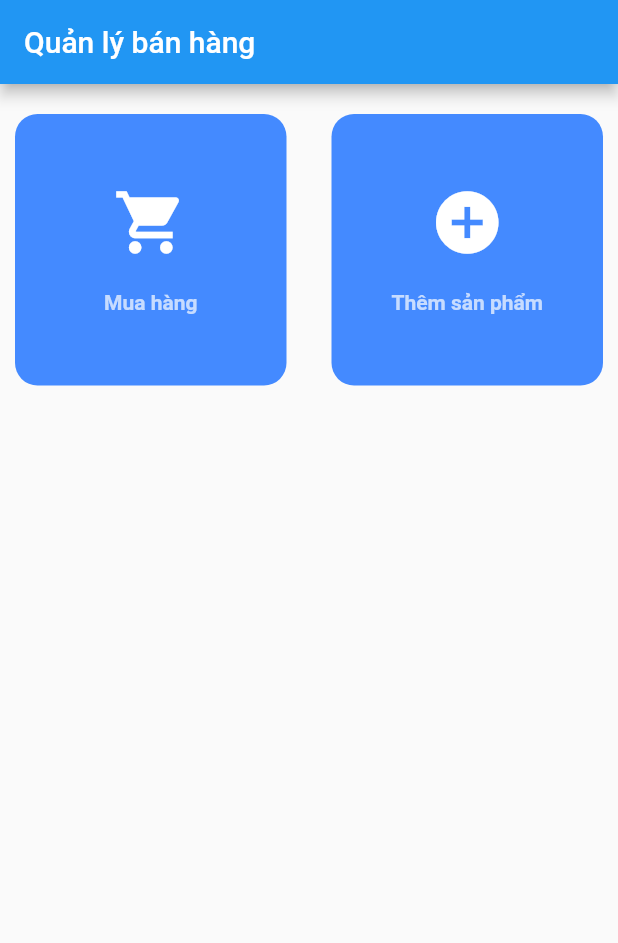
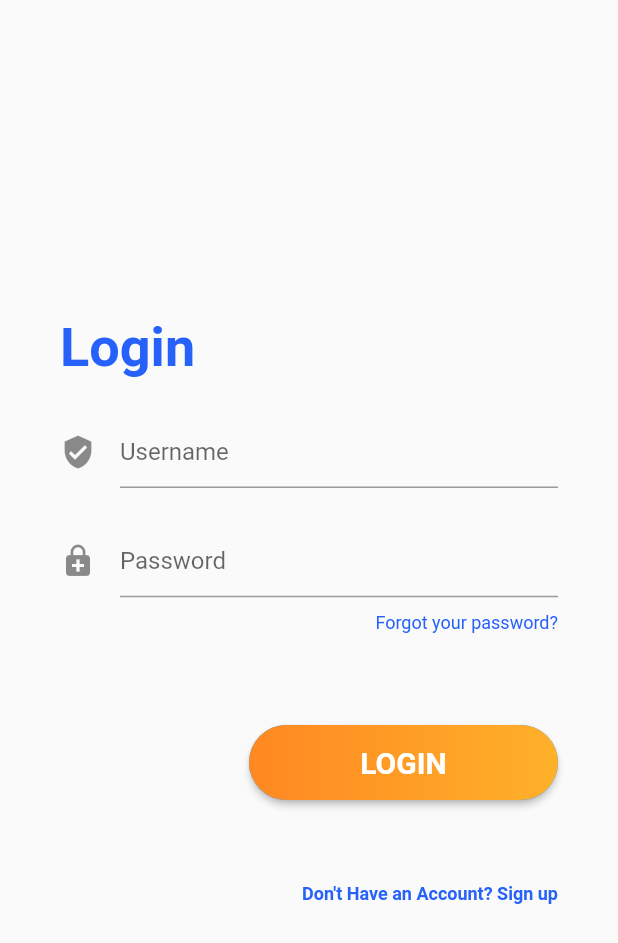
Before and after one commit to JrMasterno1/Store-Management, a Flutter app: the screen it shows after launch, on a phone screen of 412 x 824 dp. Shown: the top 943 px of the screen. Run offline on Flutter 3.47's test engine with Material 2 defaults, Android fonts, the phone set to English and light mode, and no system bars; our stand-ins replace cloud_firestore, firebase_auth, firebase_core, shared_preferences; accounts and stored records are empty.

Commit message:
multiple users

```diff
--- a/lib/Controller/storage_controlller.dart
+++ b/lib/Controller/storage_controlller.dart
@@ -3,16 +3,18 @@ import 'dart:convert';
 import 'dart:io';
 
 import 'package:cloud_firestore/cloud_firestore.dart';
-import 'package:path_provider/path_provider.dart';
 import 'package:price_management/Models/product.dart';
-import 'package:shared_preferences/shared_preferences.dart';
 
 class StorageController {
   final _products = <Product>[];
   String path = '';
+  static final StorageController _instance = StorageController._internal();
+  StorageController._internal();
+  factory StorageController(){
+    return _instance;
+  }
 
-
-  Future readPref() async {
+  Future readPref(String uid) async {
     // SharedPreferences pref = await SharedPreferences.getInstance();
     // String? content = pref.getString('products');
     // if(content != null){
@@ -27,7 +29,8 @@ class StorageController {
     CollectionReference collection = db.collection('store');
     QuerySnapshot snapshot = await collection.get();
     List<QueryDocumentSnapshot> list = snapshot.docs;
-    DocumentSnapshot document = list[0];
+    int index = list.indexWhere((element) => element.id == uid);
+    DocumentSnapshot document = list[index];
     String prods = document.get('products');
     if(prods.isNotEmpty){
       List myMap = jsonDecode(prods);
@@ -74,4 +77,7 @@ class StorageController {
     final id = document.id;
     collection.doc(id).update({'products' : json });
   }
+  void clearData(){
+    _products.clear();
+  }
 }
--- a/lib/StorageProvider.dart
+++ b/lib/StorageProvider.dart
@@ -31,9 +31,7 @@ class StorageProvider extends InheritedWidget{
   StorageProvider({
     Key? key,
     required Widget child,
-  }) : super(key: key, child: child){
-   _controller.readPref();
-  }
+  }) : super(key: key, child: child);
   static StorageController of(BuildContext context){
     final StorageProvider result = context.dependOnInheritedWidgetOfExactType<StorageProvider>()!;
     assert(result != null, 'No StorageProvider found in context');
--- a/lib/Views/Dashboard.dart
+++ b/lib/Views/Dashboard.dart
@@ -4,24 +4,51 @@ import 'package:flutter/material.dart';
 import 'package:price_management/StorageProvider.dart';
 import 'package:price_management/Views/AddScreen.dart';
 import 'package:price_management/Views/Shopping.dart';
+import 'package:price_management/Views/login_form.dart';
+import 'package:price_management/shared/firebase_auth.dart';
 
-class Dashboard extends StatelessWidget {
-  const Dashboard({Key? key}) : super(key: key);
+class Dashboard extends StatefulWidget {
+  final String uid;
+  final FirebaseAuthentication auth;
+  const Dashboard({Key? key, required this.uid, required this.auth}) : super(key: key);
+
+  @override
+  State<Dashboard> createState() => _DashboardState();
+}
+
+class _DashboardState extends State<Dashboard> {
+  Future loadData(BuildContext context) async {
+    await StorageProvider.of(context).readPref(widget.uid);
+  }
+
   @override
   Widget build(BuildContext context) {
     return FutureBuilder(
-      future: Firebase.initializeApp(),
+      future: loadData(context),
         builder: (context, snapshot) {
       if(snapshot.hasError){
         return Text('Error');
       }
-      if(snapshot.connectionState == ConnectionState.done){
-        return StorageProvider(
-          child: Scaffold(
+      return Scaffold(
           appBar: AppBar(
             title: const Text('Quản lý bán hàng'),
+            actions: [
+              IconButton(onPressed: (){
+
+                widget.auth.logout().then((value){
+                  // ignore: prefer_const_constructors
+                  if(value){
+                      StorageProvider.of(context).clearData();
+                      Navigator.pushReplacement(context, MaterialPageRoute(builder: (builder) => LoginScreen()));
+                  }
+                  else {
+                    print("Logout error");
+                  }
+                });
+              }, icon: const Icon(Icons.logout))
+            ],
           ),
-            body: GridView.count(
+          body: snapshot.connectionState == ConnectionState.done ? GridView.count(
             crossAxisCount: 2,
             mainAxisSpacing: 10,
             crossAxisSpacing: 10,
@@ -30,13 +57,9 @@ class Dashboard extends StatelessWidget {
               buildGestureDetector(context, 'Mua hàng'),
               buildGestureDetector(context, 'Thêm sản phẩm'),
             ],
-            ),
-          ),
+          ): const Center(child: CircularProgressIndicator()),
       );
-      }
-      return const CircularProgressIndicator();
     });
-
   }
 
   GestureDetector buildGestureDetector(BuildContext context,String text) {
--- /dev/null
+++ b/lib/Views/login_form.dart
@@ -0,0 +1,167 @@
+import 'package:firebase_core/firebase_core.dart';
+import 'package:flutter/material.dart';
+import 'package:price_management/Views/register_form.dart';
+import 'package:price_management/shared/firebase_auth.dart';
+
+import '../StorageProvider.dart';
+import 'Dashboard.dart';
+
+class LoginScreen extends StatefulWidget {
+  const LoginScreen({Key? key}) : super(key: key);
+
+  @override
+  _LoginScreenState createState() => _LoginScreenState();
+}
+
+class _LoginScreenState extends State<LoginScreen> {
+  String _message = '';
+  bool _isLogin = true;
+  final TextEditingController txtUsername = TextEditingController();
+  final TextEditingController txtPassword = TextEditingController();
+  late FirebaseAuthentication auth;
+  @override
+  void initState() {
+    // TODO: implement initState
+    Firebase.initializeApp().whenComplete((){
+      setState(() {
+        auth = FirebaseAuthentication();
+      });
+    });
+    super.initState();
+  }
+  @override
+  Widget build(BuildContext context) {
+    Size size = MediaQuery.of(context).size;
+    return Scaffold(
+        body: Column(
+      mainAxisAlignment: MainAxisAlignment.center,
+      children: [
+        Container(
+          alignment: Alignment.centerLeft,
+          padding: const EdgeInsets.symmetric(horizontal: 40),
+          child: const Text(
+            'Login',
+            style: TextStyle(
+                fontWeight: FontWeight.bold,
+                fontSize: 36,
+                color: Color(0xFF2661FA)),
+          ),
+        ),
+        SizedBox(height: size.height * 0.03),
+        Container(
+          alignment: Alignment.center,
+          margin: const EdgeInsets.symmetric(horizontal: 40),
+          child: TextFormField(
+            controller: txtUsername,
+            keyboardType: TextInputType.emailAddress,
+            decoration: const InputDecoration(
+                hintText: 'Username', icon: Icon(Icons.verified_user)),
+            validator: (text) => text!.isEmpty ? 'User name is required' : '',
+          ),
+        ),
+        SizedBox(height: size.height * 0.03),
+        Container(
+          alignment: Alignment.center,
+          margin: const EdgeInsets.symmetric(horizontal: 40),
+          child: TextFormField(
+            controller: txtPassword,
+            keyboardType: TextInputType.emailAddress,
+            obscureText: true,
+            decoration: const InputDecoration(
+                hintText: 'Password', icon: Icon(Icons.enhanced_encryption)),
+            validator: (text) => text!.isEmpty ? 'User name is required' : '',
+          ),
+        ),
+        Container(
+          alignment: Alignment.centerRight,
+          margin: const EdgeInsets.symmetric(horizontal: 40, vertical: 10),
+          child: const Text(
+            "Forgot your password?",
+            style: TextStyle(
+                fontSize: 12,
+                color: Color(0XFF2661FA)
+            ),
+          ),
+        ),
+        SizedBox(height: size.height*0.05,),
+        Container(
+          alignment: Alignment.centerRight,
+          margin: const EdgeInsets.symmetric(horizontal: 40, vertical: 10),
+          child: ElevatedButton(
+            onPressed: () {
+              String userId = '';
+              auth.login(txtUsername.text, txtPassword.text).then((value){
+                if(value!= null){
+                    setState(() {
+                      userId = value;
+                      Navigator.pushReplacement(context, MaterialPageRoute(builder: (BuildContext context) => StorageProvider(child: Dashboard(uid: userId, auth: auth,))));
+                    });
+                }
+                else {
+                  setState(() {
+                    _message = "Incorrect username/password";
+                  });
+                }
+              });
+            },
+            style: ButtonStyle(
+              shape: MaterialStateProperty.all(RoundedRectangleBorder(borderRadius: BorderRadius.circular(80.0))),
+
+              padding: MaterialStateProperty.all(const EdgeInsets.all(0))
+            ),
+            child: Container(
+              alignment: Alignment.center,
+              height: 50.0,
+              width: size.width * 0.5,
+              decoration: BoxDecoration(
+                  borderRadius: BorderRadius.circular(80.0),
+                  gradient: const LinearGradient(
+                      colors: [
+                        Color.fromARGB(255, 255, 136, 34),
+                        Color.fromARGB(255, 255, 177, 41)
+                      ]
+                  )
+              ),
+              padding: const EdgeInsets.all(0),
+              child: const Text(
+                "LOGIN",
+                textAlign: TextAlign.center,
+                style: TextStyle(
+                    fontWeight: FontWeight.bold,
+                  fontSize: 20
+                ),
+              ),
+            ),
+          ),
+        ),
+        Container(
+          alignment: Alignment.centerRight,
+          margin: const EdgeInsets.symmetric(horizontal: 40, vertical: 10),
+          child: Text(
+            _message,
+            style: const TextStyle(
+              color: Colors.red
+            ),
+          ),
+        ),
+        Container(
+          alignment: Alignment.centerRight,
+          margin: EdgeInsets.symmetric(horizontal: 40, vertical: 10),
+          child: GestureDetector(
+            onTap: () => {
+              Navigator.push(context, MaterialPageRoute(builder: (context) => RegisterScreen(auth: auth,)))
+            },
+            child: const Text(
+              "Don't Have an Account? Sign up",
+              style: TextStyle(
+                  fontSize: 12,
+                  fontWeight: FontWeight.bold,
+                  color: Color(0xFF2661FA)
+              ),
+            ),
+          ),
+        )
+      ],
+    ));
+  }
+}
--- a/lib/main.dart
+++ b/lib/main.dart
@@ -2,6 +2,7 @@ import 'package:flutter/material.dart';
 import 'package:price_management/StorageProvider.dart';
 import 'package:price_management/Views/AddScreen.dart';
 import 'package:price_management/Views/Dashboard.dart';
+import 'package:price_management/Views/login_form.dart';
 
 void main() {
   runApp(const MyApp());
@@ -28,7 +29,7 @@ class MyApp extends StatelessWidget {
           // is not restarted.
           primarySwatch: Colors.blue,
         ),
-        home: const Dashboard(),
+        home:  const LoginScreen() //StorageProvider(child: const Dashboard()),
       ),
     );
   }
--- /dev/null
+++ b/lib/shared/firebase_auth.dart
@@ -0,0 +1,40 @@
+
+import 'package:cloud_firestore/cloud_firestore.dart';
+import 'package:firebase_auth/firebase_auth.dart';
+
+class FirebaseAuthentication {
+  final FirebaseAuth _firebaseAuth = FirebaseAuth.instance;
+  Future<String?> createUser(String email, String password) async {
+    try {
+      UserCredential credential = await _firebaseAuth
+          .createUserWithEmailAndPassword(email: email, password:
+      password);
+      if(credential.user != null){
+        FirebaseFirestore db = FirebaseFirestore.instance;
+        CollectionReference collection = db.collection('store');
+        await collection.doc(credential.user!.uid).set({"products": ""});
+      }
+      return credential.user!.uid;
+    } on FirebaseAuthException {
+      return null;
+    }
+  }
+  Future<String?> login(String email, String password) async {
+    try {
+      UserCredential credential = await _firebaseAuth
+          .signInWithEmailAndPassword(email: email, password:
+      password);
+      return credential.user!.uid;
+    } on FirebaseAuthException {
+      return null;
+    }
+  }
+  Future<bool> logout() async {
+    try {
+      _firebaseAuth.signOut();
+      return true;
+    } on FirebaseAuthException {
+      return false;
+    }
+  }
+}
```
Also changed, not shown: lib/Views/AddScreen.dart (+35 -24 lines), lib/Views/EditScreen.dart (+10 -4 lines), lib/Views/Shopping.dart (+3 -5 lines), lib/Views/register_form.dart (added, +148 -0 lines). Lines whose indentation alone changed are shown as unchanged.
